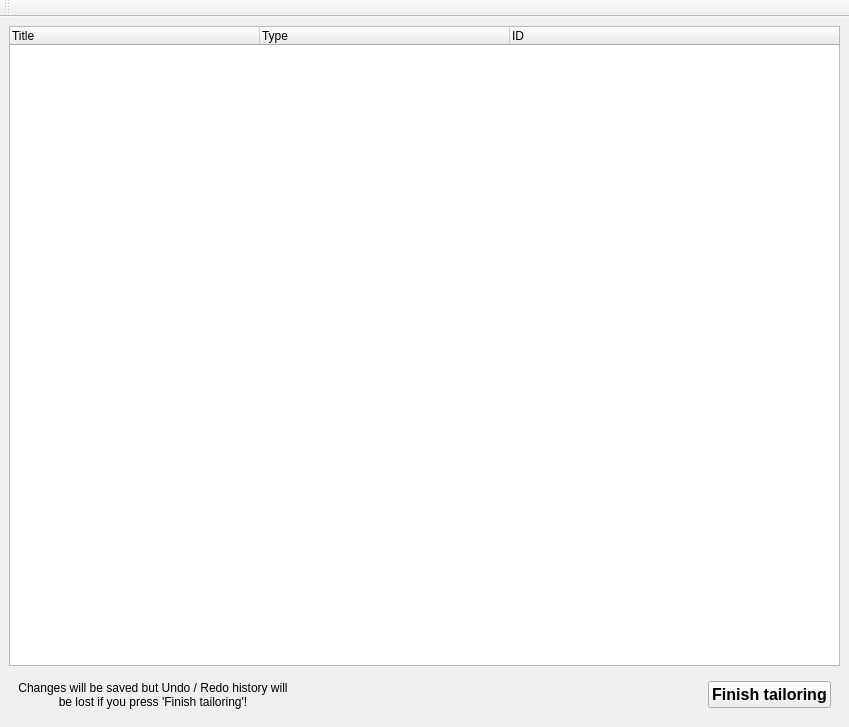
Old version of the form ui/TailoringWindow.ui in the repository OpenSCAP/scap-workbench.
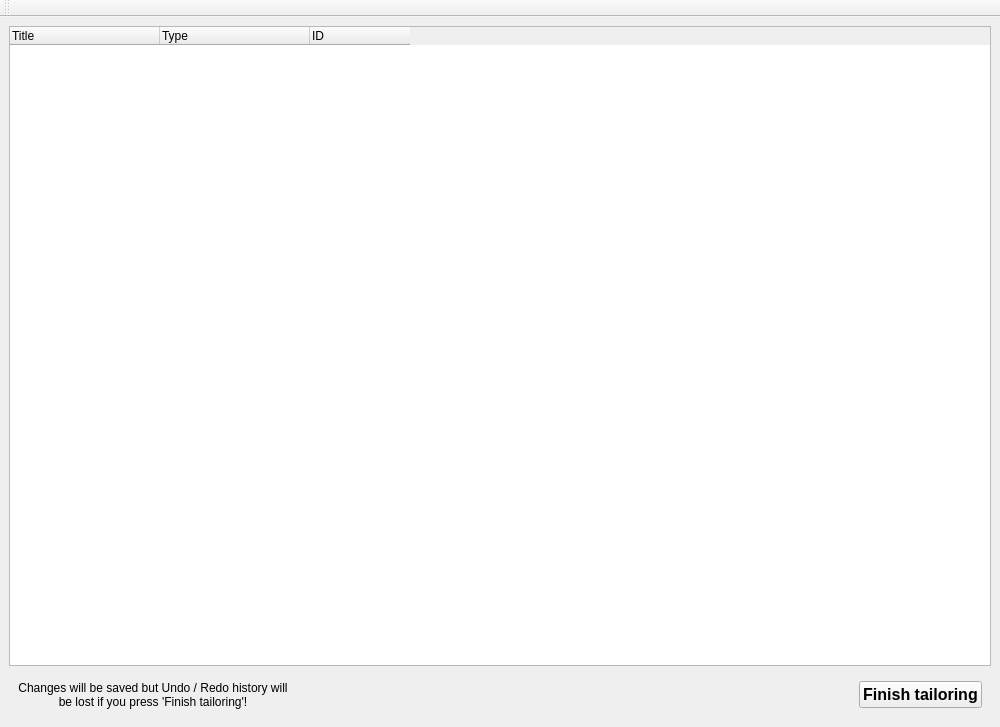
New version of the form.

Commit message: Usability improvements in tailoring - stretch title, expand all

```diff
--- a/ui/TailoringWindow.ui
+++ b/ui/TailoringWindow.ui
@@ -9,7 +9,7 @@
    <rect>
     <x>0</x>
     <y>0</y>
-    <width>849</width>
+    <width>1000</width>
     <height>727</height>
    </rect>
   </property>
@@ -21,7 +21,10 @@
     <item>
      <widget class="QTreeWidget" name="itemsTree">
       <attribute name="headerDefaultSectionSize">
-       <number>250</number>
+       <number>150</number>
+      </attribute>
+      <attribute name="headerStretchLastSection">
+       <bool>false</bool>
       </attribute>
       <column>
        <property name="text">
```
Left out of the diff: 2 changed lines with no effect on the pictures. The commit also changes 1 other file.
